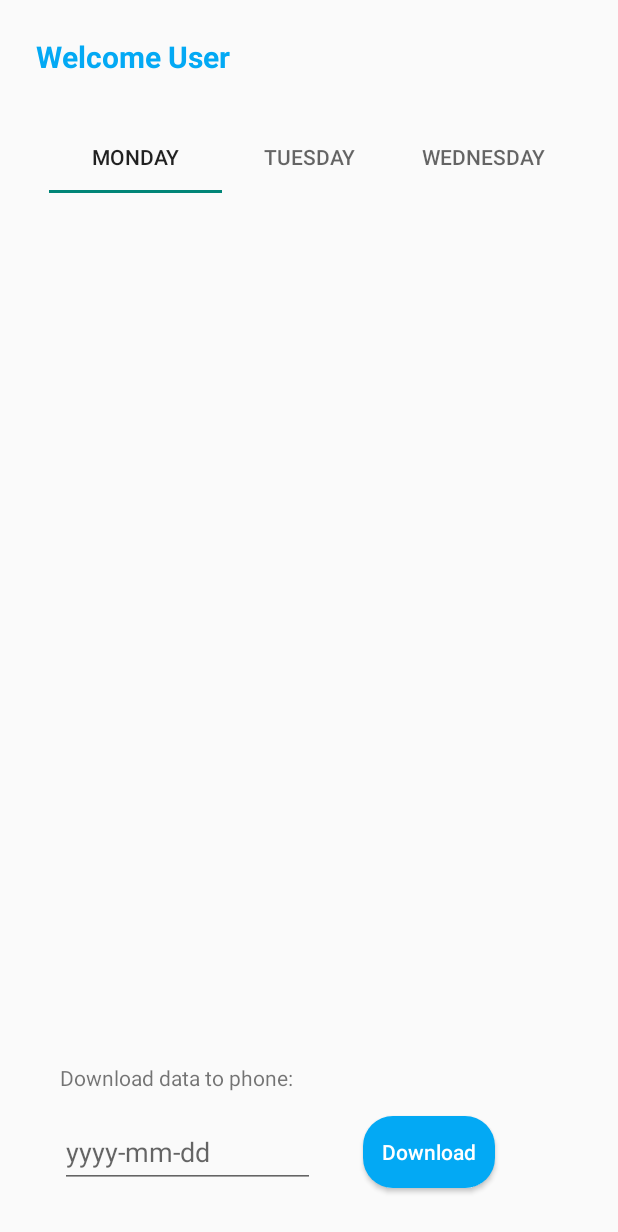
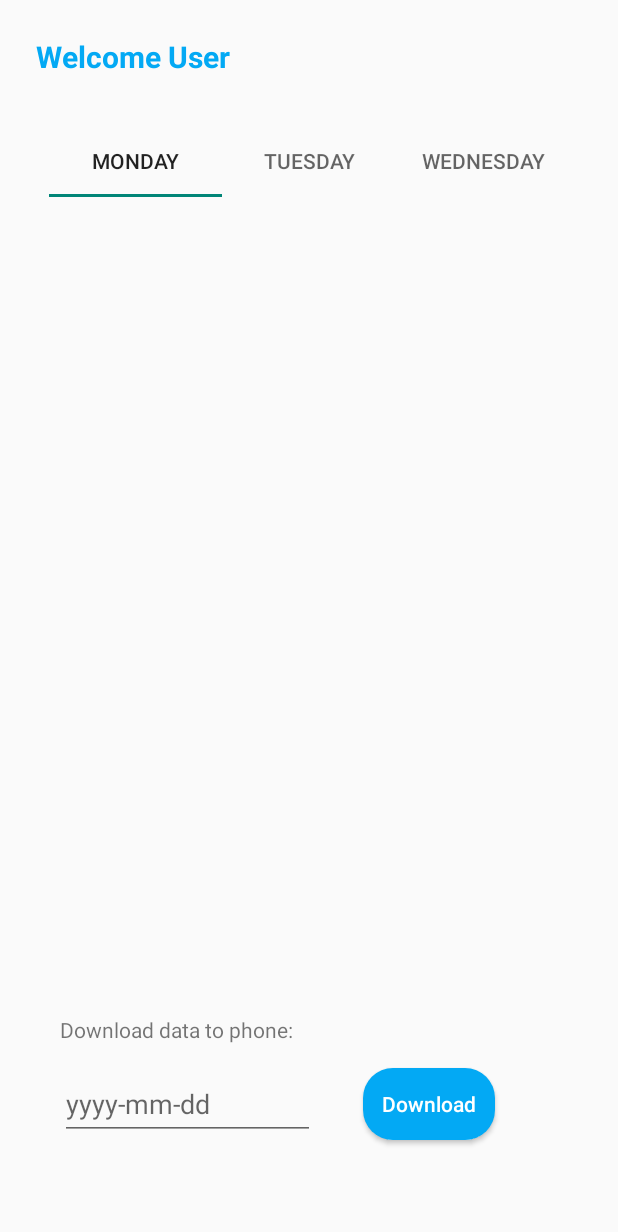
Before and after one commit to wolfgang-di-medicci/CampusBites_, an Android app: the layout fragment_home.xml on its own in the app's theme, with its tools: preview values and no code run, on a phone screen of 412 x 824 dp. Shown: the top 1232 px of the screen. Run offline under Robolectric (Android 15) with nearby library versions, the phone set to English and light mode, and no system bars.

Commit message:
Finishing Touches

```diff
--- a/app/src/main/java/com/example/cafeticker/HomeFragment.java
+++ b/app/src/main/java/com/example/cafeticker/HomeFragment.java
@@ -76,6 +76,11 @@ public class HomeFragment extends Fragment {
         SharedPreferences sharedPreferences = SecurePrefs.getEncryptedSharedPreferences(getContext());
         String ticker = sharedPreferences.getString("username", null);
 
+        if (date.isEmpty()) {
+            Toast.makeText(getContext(), "Please fill in date.", Toast.LENGTH_SHORT).show();
+            return;
+        }
+
         // Query Fire store with the date and ticker
         db.collection("Meals")
                 .whereEqualTo("date", date)  // Ensure the date format is correct
--- a/app/src/main/java/com/example/cafeticker/TickFragment.java
+++ b/app/src/main/java/com/example/cafeticker/TickFragment.java
@@ -74,6 +74,11 @@ public class TickFragment extends Fragment {
         String username = ((EditText)(view.findViewById(R.id.tickUsername))).getText().toString();
         ProgressBar progressBar = view.findViewById(R.id.progressBar);
         progressBar.setVisibility(View.VISIBLE);
+
+        if (username.isEmpty()) {
+            Toast.makeText(getContext(), "Please fill in all fields.", Toast.LENGTH_SHORT).show();
+            return;
+        }
 
         // Output Fields
         TextView nameOutput = view.findViewById(R.id.textViewNameOutput);
--- a/app/src/main/res/layout/fragment_home.xml
+++ b/app/src/main/res/layout/fragment_home.xml
@@ -13,7 +13,7 @@
         <androidx.constraintlayout.widget.ConstraintLayout
             android:layout_width="347dp"
             android:layout_height="289dp"
-            android:layout_marginTop="29dp"
+            android:layout_marginTop="32dp"
             app:layout_constraintEnd_toEndOf="parent"
             app:layout_constraintStart_toStartOf="parent"
             app:layout_constraintTop_toBottomOf="@+id/textViewWelcome">
@@ -80,7 +80,7 @@
             android:layout_width="wrap_content"
             android:layout_height="wrap_content"
             android:layout_marginStart="32dp"
-            android:layout_marginBottom="32dp"
+            android:layout_marginBottom="64dp"
             android:background="@drawable/button_background"
             android:text="@string/download"
             android:textColor="@color/white"
@@ -92,7 +92,7 @@
             android:layout_width="170dp"
             android:layout_height="48dp"
             android:layout_marginStart="40dp"
-            android:layout_marginBottom="32dp"
+            android:layout_marginBottom="64dp"
             android:ems="10"
             android:hint="yyyy-mm-dd"
             android:inputType="text"
```
Also changed, not shown: app/src/main/java/com/example/cafeticker/LogInActivity.java (+10 -0 lines), app/src/main/java/com/example/cafeticker/SignUpActivity.java (+7 -2 lines).
